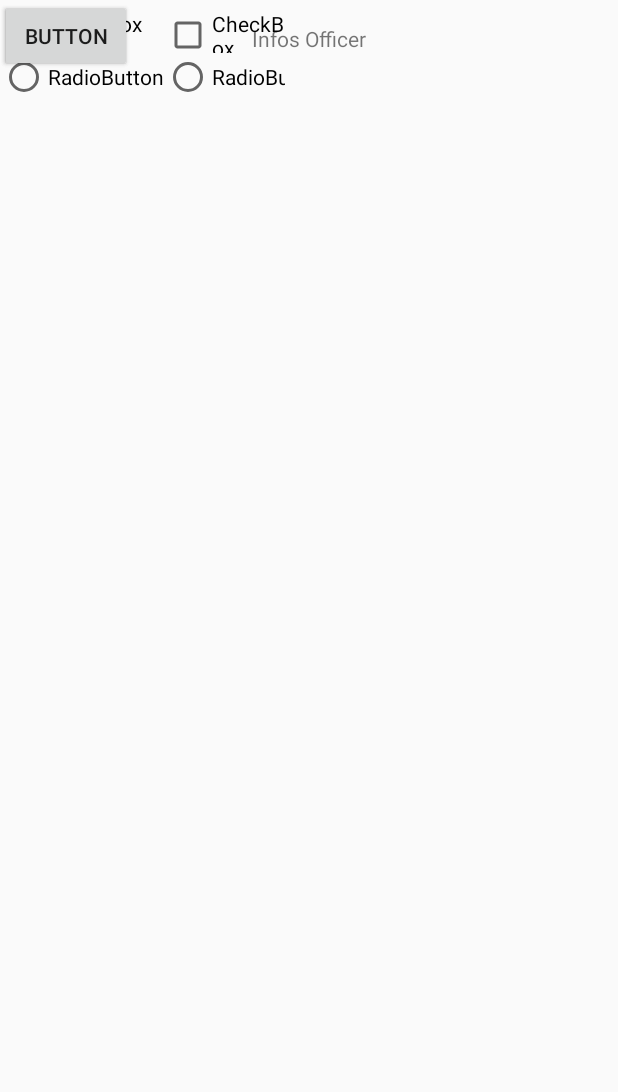
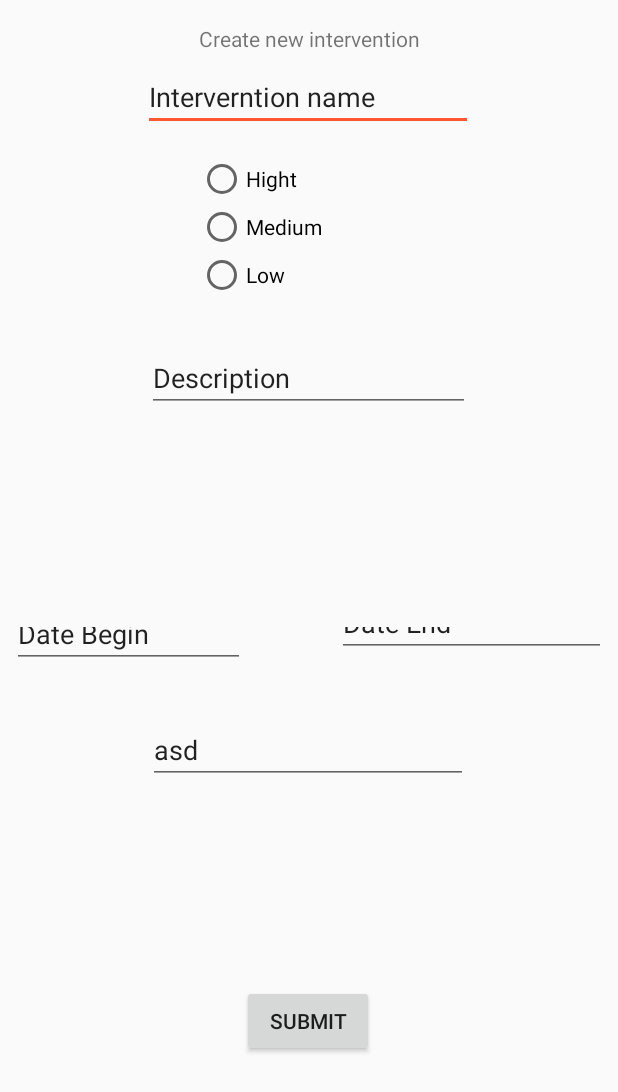
Before and after one commit to Lengel1605/Police_app, an Android app: the layout info_intervention_activity.xml on its own in the app's theme, with its tools: preview values and no code run, on a phone screen of 412 x 824 dp. Shown: the top 1092 px of the screen. Run offline under Robolectric (Android 15) with nearby library versions, the phone set to English and light mode, and no system bars.

Commit message:
Version Lionel 2

```diff
--- a/app/src/main/java/com/example/david/police_app/DisplayNewTeamActivity.java
+++ b/app/src/main/java/com/example/david/police_app/DisplayNewTeamActivity.java
@@ -117,10 +117,6 @@ public class DisplayNewTeamActivity extends AppCompatActivity {
 
     }
 
-
-
-
-
     /** Called when officer click submit intervention button */
     public void submitTeam(View view) {
 
--- a/app/src/main/res/layout/info_intervention_activity.xml
+++ b/app/src/main/res/layout/info_intervention_activity.xml
@@ -7,106 +7,165 @@
     android:layout_height="match_parent">
 
     <TextView
-            android:id="@+id/textView9"
+        android:id="@+id/textView6"
+        android:layout_width="147dp"
+        android:layout_height="16dp"
+        android:layout_marginEnd="8dp"
+        android:layout_marginLeft="8dp"
+        android:layout_marginRight="8dp"
+        android:layout_marginStart="8dp"
+        android:layout_marginTop="16dp"
+        android:text="Create new intervention"
+        app:layout_constraintHorizontal_bias="0.502"
+        app:layout_constraintLeft_toLeftOf="parent"
+        app:layout_constraintRight_toRightOf="parent"
+        app:layout_constraintTop_toTopOf="parent" />
+
+    <EditText
+        android:id="@+id/name"
+        android:layout_width="220dp"
+        android:layout_height="39dp"
+        android:layout_marginEnd="8dp"
+        android:layout_marginLeft="8dp"
+        android:layout_marginRight="8dp"
+        android:layout_marginStart="8dp"
+        android:layout_marginTop="16dp"
+        android:ems="10"
+        android:text="Interverntion name"
+        app:layout_constraintHorizontal_bias="0.497"
+        app:layout_constraintLeft_toLeftOf="parent"
+        app:layout_constraintRight_toRightOf="parent"
+        app:layout_constraintTop_toBottomOf="@+id/textView6" />
+
+    <EditText
+        android:id="@+id/description"
+        android:layout_width="215dp"
+        android:layout_height="40dp"
+        android:layout_marginEnd="8dp"
+        android:layout_marginLeft="8dp"
+        android:layout_marginRight="8dp"
+        android:layout_marginStart="8dp"
+        android:ems="10"
+        android:text="Description"
+        app:layout_constraintHorizontal_bias="0.497"
+        app:layout_constraintLeft_toLeftOf="parent"
+        app:layout_constraintRight_toRightOf="parent"
+        android:layout_marginTop="32dp"
+        app:layout_constraintTop_toBottomOf="@+id/priority" />
+
+    <EditText
+        android:id="@+id/dateB"
+        android:layout_width="155dp"
+        android:layout_height="37dp"
+        android:layout_marginEnd="8dp"
+        android:layout_marginLeft="8dp"
+        android:layout_marginStart="8dp"
+        android:ems="10"
+        android:text="Date Begin"
+        app:layout_constraintLeft_toLeftOf="parent"
+        android:layout_marginTop="16dp"
+        app:layout_constraintTop_toBottomOf="@+id/scrollView5" />
+
+    <EditText
+        android:id="@+id/dateE"
+        android:layout_width="179dp"
+        android:layout_height="30dp"
+        android:layout_marginEnd="8dp"
+        android:layout_marginRight="8dp"
+        android:ems="10"
+        android:text="Date End"
+        app:layout_constraintRight_toRightOf="parent"
+        android:layout_marginTop="16dp"
+        app:layout_constraintTop_toBottomOf="@+id/scrollView5" />
+
+    <EditText
+        android:id="@+id/localisation"
         android:layout_width="wrap_content"
         android:layout_height="wrap_content"
+        android:layout_marginEnd="8dp"
         android:layout_marginLeft="8dp"
         android:layout_marginRight="8dp"
-            android:layout_marginTop="16dp"
-            android:text="Infos Officer"
+        android:layout_marginStart="8dp"
+        android:layout_marginTop="32dp"
+        android:ems="10"
+        android:text="asd"
+        app:layout_constraintHorizontal_bias="0.497"
         app:layout_constraintLeft_toLeftOf="parent"
         app:layout_constraintRight_toRightOf="parent"
-            app:layout_constraintTop_toTopOf="parent"
-            android:layout_marginStart="8dp"
-            android:layout_marginEnd="8dp" />
+        app:layout_constraintTop_toBottomOf="@+id/dateB" />
+
+    <ScrollView
+        android:id="@+id/scrollView5"
+        android:layout_width="186dp"
+        android:layout_height="85dp"
+        android:layout_marginLeft="8dp"
+        android:layout_marginRight="8dp"
+        app:layout_constraintHorizontal_bias="0.497"
+        app:layout_constraintLeft_toLeftOf="parent"
+        app:layout_constraintRight_toRightOf="parent"
+        android:layout_marginTop="32dp"
+        app:layout_constraintTop_toBottomOf="@+id/description">
+
+        <LinearLayout
+            android:id="@+id/team"
+            android:layout_width="match_parent"
+            android:layout_height="wrap_content"
+            android:orientation="vertical" />
+    </ScrollView>
 
     <Button
-            android:id="@+id/button10"
+        android:id="@+id/button"
         android:layout_width="wrap_content"
         android:layout_height="wrap_content"
-            android:text="Button"
-            tools:layout_editor_absoluteX="40dp"
-            tools:layout_editor_absoluteY="366dp" />
-
-        <Button
-            android:id="@+id/button12"
-            android:layout_width="wrap_content"
-            android:layout_height="wrap_content"
-            android:text="Button"
-            tools:layout_editor_absoluteX="275dp"
-            tools:layout_editor_absoluteY="366dp" />
+        android:layout_marginBottom="17dp"
+        android:layout_marginLeft="8dp"
+        android:layout_marginRight="8dp"
+        android:layout_marginTop="32dp"
+        android:onClick="submitIntervention"
+        android:text="Submit"
+        app:layout_constraintBottom_toBottomOf="parent"
+        app:layout_constraintHorizontal_bias="0.498"
+        app:layout_constraintLeft_toLeftOf="parent"
+        app:layout_constraintRight_toRightOf="parent"
+        app:layout_constraintTop_toBottomOf="@+id/localisation" />
 
     <ScrollView
-            android:layout_width="190dp"
-            android:layout_height="123dp"
-            tools:layout_editor_absoluteX="131dp"
-            tools:layout_editor_absoluteY="69dp">
+        android:id="@+id/priority"
+        android:layout_width="146dp"
+        android:layout_height="99dp"
+        app:layout_constraintHorizontal_bias="0.496"
+        app:layout_constraintLeft_toLeftOf="parent"
+        app:layout_constraintRight_toRightOf="parent"
+        android:layout_marginTop="16dp"
+        app:layout_constraintTop_toBottomOf="@+id/name"
+        android:layout_marginLeft="8dp"
+        android:layout_marginRight="8dp">
 
-            <TableLayout
+        <RadioGroup
             android:layout_width="match_parent"
-                android:layout_height="wrap_content"
-                tools:layout_editor_absoluteX="57dp"
-                tools:layout_editor_absoluteY="437dp">
+            android:layout_height="wrap_content">
 
-                <TableRow
-                    android:layout_width="match_parent"
-                    android:layout_height="match_parent">
-
-                    <CheckBox
-                        android:id="@+id/checkBox2"
-                        android:layout_width="wrap_content"
-                        android:layout_height="wrap_content"
-                        android:text="CheckBox"
-                        tools:layout_editor_absoluteX="223dp"
-                        tools:layout_editor_absoluteY="251dp" />
-
-                    <CheckBox
-                        android:id="@+id/checkBox"
+            <RadioButton
+                android:id="@+id/hight"
                 android:layout_width="wrap_content"
                 android:layout_height="wrap_content"
                 android:layout_weight="1"
-                        android:text="CheckBox"
-                        tools:layout_editor_absoluteX="49dp"
-                        tools:layout_editor_absoluteY="233dp" />
-                </TableRow>
-
-                <TableRow
-                    android:layout_width="match_parent"
-                    android:layout_height="match_parent">
+                android:text="Hight" />
 
             <RadioButton
-                        android:id="@+id/radioButton6"
+                android:id="@+id/medium"
                 android:layout_width="wrap_content"
                 android:layout_height="wrap_content"
-                        android:text="RadioButton"
-                        tools:layout_editor_absoluteX="244dp"
-                        tools:layout_editor_absoluteY="317dp" />
+                android:layout_weight="1"
+                android:text="Medium" />
 
             <RadioButton
-                        android:id="@+id/radioButton5"
+                android:id="@+id/low"
                 android:layout_width="wrap_content"
                 android:layout_height="wrap_content"
-                        android:text="RadioButton"
-                        app:layout_constraintBottom_toBottomOf="parent"
-                        app:layout_constraintTop_toTopOf="parent"
-                        tools:layout_editor_absoluteX="49dp" />
-                </TableRow>
-
-                <TableRow
-                    android:layout_width="match_parent"
-                    android:layout_height="match_parent">
-
-                    <RadioGroup
-                        android:layout_width="wrap_content"
-                        android:layout_height="wrap_content">
-
+                android:layout_weight="1"
+                android:text="Low" />
         </RadioGroup>
-                </TableRow>
-
-                <TableRow
-                    android:layout_width="match_parent"
-                    android:layout_height="match_parent" />
-            </TableLayout>
     </ScrollView>
 
 </android.support.constraint.ConstraintLayout>
--- a/app/src/main/res/layout/info_team_activity.xml
+++ b/app/src/main/res/layout/info_team_activity.xml
@@ -29,26 +29,22 @@
         tools:layout_constraintRight_creator="1" />
 
     <Button
-        android:id="@+id/update"
-        android:layout_width="wrap_content"
-        android:layout_height="wrap_content"
-        android:onClick="submitTeam"
-        android:text="Update"
-        android:layout_marginTop="32dp"
-        app:layout_constraintTop_toBottomOf="@+id/scrollView4"
-        android:layout_marginLeft="32dp"
-        app:layout_constraintLeft_toLeftOf="parent" />
-
-    <Button
-        android:id="@+id/delete"
+        android:id="@+id/submit"
         android:layout_width="88dp"
         android:layout_height="wrap_content"
         android:onClick="submitTeam"
-        android:text="Delete"
-        android:layout_marginTop="32dp"
-        app:layout_constraintTop_toBottomOf="@+id/scrollView4"
-        android:layout_marginRight="32dp"
-        app:layout_constraintRight_toRightOf="parent" />
+        android:text="Submit"
+        android:layout_marginLeft="8dp"
+        app:layout_constraintLeft_toLeftOf="parent"
+        android:layout_marginRight="8dp"
+        app:layout_constraintRight_toRightOf="parent"
+        android:layout_marginStart="8dp"
+        android:layout_marginEnd="8dp"
+        app:layout_constraintHorizontal_bias="0.498"
+        app:layout_constraintBottom_toBottomOf="parent"
+        android:layout_marginBottom="16dp"
+        android:layout_marginTop="8dp"
+        app:layout_constraintTop_toBottomOf="@+id/scrollView4" />
 
     <TextView
         android:id="@+id/select_chief"
@@ -82,19 +78,6 @@
         android:layout_marginRight="8dp"
         app:layout_constraintHorizontal_bias="0.498" />
 
-    <RadioGroup
-        android:id="@+id/chief"
-        android:layout_width="0dp"
-        android:layout_height="wrap_content"
-        android:layout_marginLeft="8dp"
-        android:layout_marginRight="8dp"
-        app:layout_constraintHorizontal_bias="0.0"
-        app:layout_constraintLeft_toLeftOf="parent"
-        app:layout_constraintRight_toRightOf="parent"
-        tools:layout_editor_absoluteY="53dp"
-        android:layout_marginStart="8dp"
-        android:layout_marginEnd="8dp" />
-
     <TextView
         android:id="@+id/textView7"
         android:layout_width="wrap_content"
@@ -125,6 +108,16 @@
         android:layout_marginStart="8dp"
         android:layout_marginEnd="8dp">
 
+        <RadioGroup
+            android:id="@+id/chief"
+            android:layout_width="match_parent"
+            android:layout_height="wrap_content"
+            android:layout_marginLeft="8dp"
+            android:layout_marginRight="8dp"
+            app:layout_constraintHorizontal_bias="0.0"
+            app:layout_constraintLeft_toLeftOf="parent"
+            app:layout_constraintRight_toRightOf="parent"
+            tools:layout_editor_absoluteY="53dp" />
     </ScrollView>
 
     <ScrollView
@@ -174,9 +167,7 @@
         app:layout_constraintTop_toBottomOf="@+id/interventionsLayout"
         android:layout_marginLeft="8dp"
         android:layout_marginRight="8dp"
-        android:id="@+id/scrollView4"
-        android:layout_marginStart="8dp"
-        android:layout_marginEnd="8dp">
+        android:id="@+id/scrollView4">
 
         <LinearLayout
             android:id="@+id/inter"
```
Also changed, not shown: app/src/main/java/com/example/david/police_app/DisplayInfoInterventionActivity.java (+5 -4 lines). Lines whose indentation alone changed are shown as unchanged.
